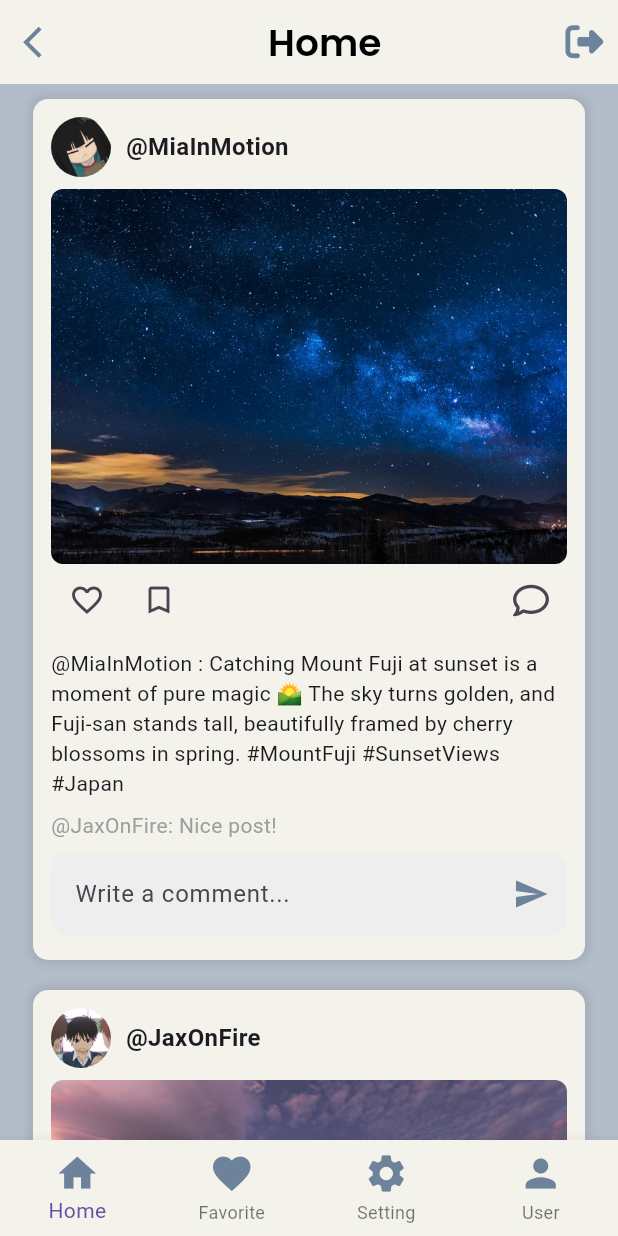
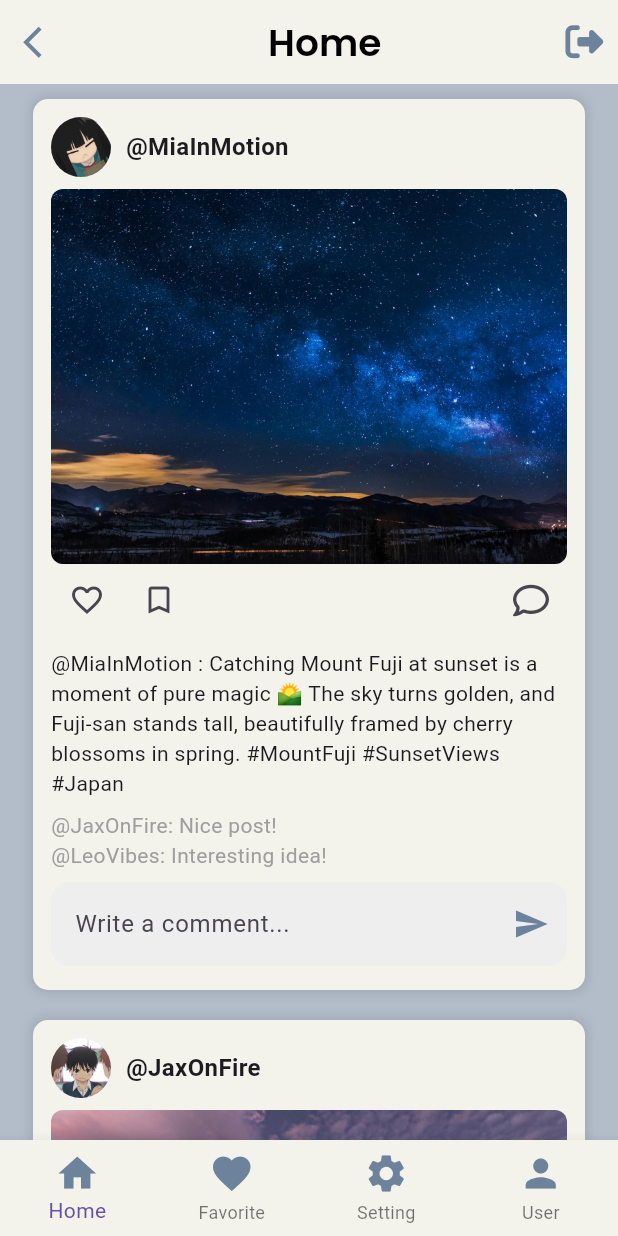
Before and after one commit to Maoooa/Profile_flutter, a Flutter app: the screen it shows after launch, on a phone screen of 412 x 824 dp. Run offline on Flutter 3.47's test engine with Material 3 defaults, Android fonts, the phone set to English and light mode, and no system bars; our stand-ins replace font_awesome_flutter, google_fonts.

Commit message:
new_update
new_update

```diff
--- a/modern_profile/lib/screens/homescreen/data.dart
+++ b/modern_profile/lib/screens/homescreen/data.dart
@@ -66,11 +66,11 @@ const List<List<String>> commentUsers = [
   ['@JaxOnFire', '@LeoVibes', '@KingCarter'],
   ['@Max_theExplorer', '@SamuraiScott', '@Ryder_Rising'],
   ['@Tyler_TheBeast', '@MiaInMotion', '@JaxOnFire'],
-  ['@LeoVibes', '@KingCarter', '@Max_theExplorer'],
+  ['@LeoVibes', '@Ryder_Rising', '@Max_theExplorer'],
   ['@SamuraiScott', '@Ryder_Rising', '@Tyler_TheBeast'],
   ['@MiaInMotion', '@JaxOnFire', '@LeoVibes'],
   ['@KingCarter', '@Max_theExplorer', '@SamuraiScott'],
-  ['@Ryder_Rising', '@Tyler_TheBeast', '@MiaInMotion'],
+  ['@Ryder_Rising', '@LeoVibes', '@MiaInMotion'],
 ];
 List<String> userBios = [
   'Developer and tech enthusiast.',
--- a/modern_profile/lib/screens/homescreen/home_screen.dart
+++ b/modern_profile/lib/screens/homescreen/home_screen.dart
@@ -99,7 +99,7 @@ class _HomePageState extends State<HomePage> {
 
   @override
   Widget build(BuildContext context) {
-    int oldCommentsToShow = 1; // กำหนดจำนวนคอมเมนต์เก่าที่ต้องการแสดง
+    int oldCommentsToShow = 2; // กำหนดจำนวนคอมเมนต์เก่าที่ต้องการแสดง
 
     return Scaffold(
       backgroundColor: Color(0xffb3bdca),
```
